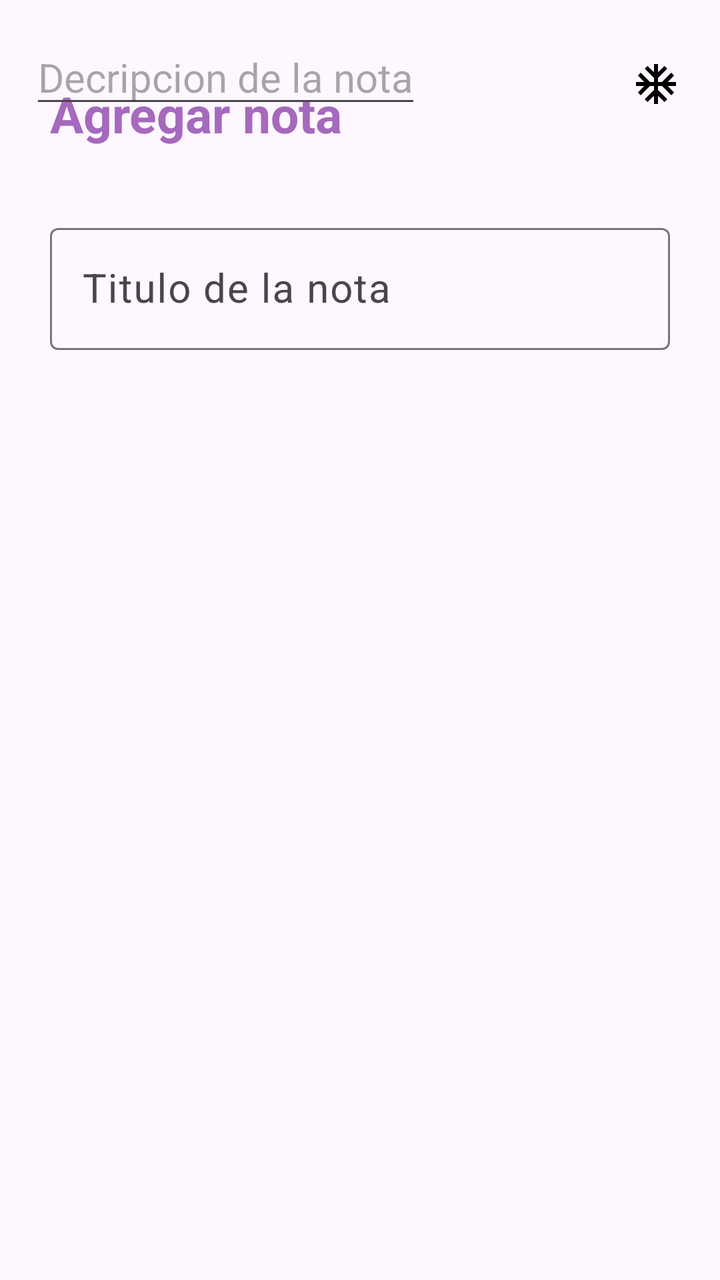
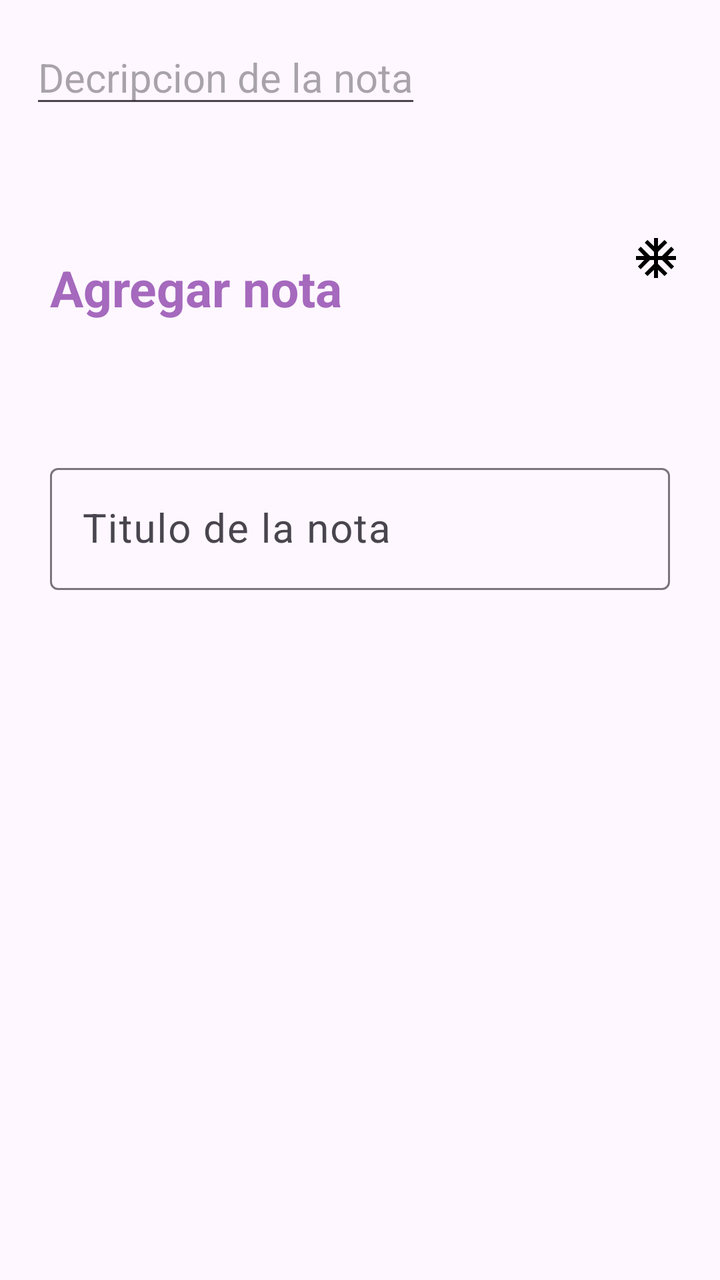

Compare the two renders of this Android layout. The source of the first and the diff that turns it into the second are given below.
<!-- AndroidManifest.xml: application theme Theme.NotasAppSQLite -->
<!-- res/layout/activity_agregar_nota2.xml -->
<?xml version="1.0" encoding="utf-8"?>
<RelativeLayout
    xmlns:android="http://schemas.android.com/apk/res/android"
    xmlns:app="http://schemas.android.com/apk/res-auto"
    xmlns:tools="http://schemas.android.com/tools"
    android:id="@+id/main"
    android:layout_width="match_parent"
    android:layout_height="match_parent"
    android:orientation="vertical"
    tools:context=".AgregarNotaActivity2"
    android:padding="15dp">
    <TextView
        android:id="@+id/txtAgregarNota"
        android:text="@string/txtAgregarNota"
        android:textStyle="bold"
        android:layout_width="wrap_content"
        android:layout_height="wrap_content"
        android:layout_alignParentTop="true"
        android:layout_marginTop="15dp"
        android:textColor="@color/morado"
        android:textSize="25sp"
        android:padding="10dp"/>

        

    
    <ImageView
        android:id="@+id/ivGuardarNota"
        android:src="@drawable/ic_check"
        android:layout_alignTop="@+id/txtAgregarNota"
        android:layout_alignParentEnd="true"
        android:layout_marginEnd="5dp"
        android:layout_width="wrap_content"
        android:layout_height="wrap_content"/>

    <com.google.android.material.textfield.TextInputLayout
        android:id="@+id/TILTitulo"
        android:layout_width="match_parent"
        android:layout_height="wrap_content"
        android:layout_below="@+id/txtAgregarNota"
        android:layout_marginTop="15dp"
        android:padding="10dp">
        
        <EditText
            android:id="@+id/etTitulo"
            android:hint="@string/etTitulo"
            android:maxLines="1"
            android:textSize="20dp"
            android:layout_width="match_parent"
            android:layout_height="wrap_content"/>






       </com.google.android.material.textfield.TextInputLayout>


    <com.google.android.material.textfield.TextInputLayout
        android:layout_width="match_parent"
        android:layout_height="wrap_content"
        android:layout_below="@+id/TILTitulo"
        android:layout_marginTop="10dp"
        android:padding="10dp"/>

    <EditText
        android:id="@+id/etDescripcion"
        android:hint="@string/etDescripcion"
        android:textSize="20sp"
        android:layout_width="wrap_content"
        android:layout_height="wrap_content"/>



</RelativeLayout>
<!-- resources referenced by this layout -->
<resources>
  <color name="morado">#A569BD</color>
  <!-- drawable ic_check (drawable) -->
  <vector xmlns:android="http://schemas.android.com/apk/res/android" android:height="24dp" android:tint="#000000" android:viewportHeight="960" android:viewportWidth="960" android:width="24dp">
        
      <path android:fillColor="@android:color/white" android:pathData="M440,880L440,714L310,842L254,786L440,600L440,520L360,520L174,706L118,650L246,520L80,520L80,440L246,440L118,310L174,254L360,440L440,440L440,360L254,174L310,118L440,246L440,80L520,80L520,246L650,118L706,174L520,360L520,440L600,440L786,254L842,310L714,440L880,440L880,520L714,520L842,650L786,706L600,520L520,520L520,600L706,786L650,842L520,714L520,880L440,880Z"/>
      
  </vector>
  <string name="etDescripcion">Decripcion de la nota</string>
  <string name="etTitulo">Titulo de la nota</string>
  <string name="txtAgregarNota">Agregar nota</string>
  <style name="Theme.NotasAppSQLite" parent="Base.Theme.NotasAppSQLite" />
  <style name="Base.Theme.NotasAppSQLite" parent="Theme.Material3.DayNight.NoActionBar">
          
          <item name="colorPrimary">@color/morado</item>
          <item name="colorPrimaryVariant">@color/morado</item>
          <item name="android:statusBarColor">@color/morado</item>
      </style>
</resources>

<!-- the commit's change to res/layout/activity_agregar_nota2.xml (unified diff, before → after) -->
@@ -9,21 +9,20 @@
     android:orientation="vertical"
     tools:context=".AgregarNotaActivity2"
     android:padding="15dp">
+
+
     <TextView
         android:id="@+id/txtAgregarNota"
-        android:text="@string/txtAgregarNota"
-        android:textStyle="bold"
         android:layout_width="wrap_content"
         android:layout_height="wrap_content"
         android:layout_alignParentTop="true"
-        android:layout_marginTop="15dp"
+        android:layout_marginTop="102dp"
+        android:padding="10dp"
+        android:text="@string/txtAgregarNota"
         android:textColor="@color/morado"
         android:textSize="25sp"
-        android:padding="10dp"/>
+        android:textStyle="bold" />
 
-        
-
-    
     <ImageView
         android:id="@+id/ivGuardarNota"
         android:src="@drawable/ic_check"
@@ -33,44 +32,39 @@
         android:layout_width="wrap_content"
         android:layout_height="wrap_content"/>
 
+
     <com.google.android.material.textfield.TextInputLayout
         android:id="@+id/TILTitulo"
         android:layout_width="match_parent"
         android:layout_height="wrap_content"
         android:layout_below="@+id/txtAgregarNota"
-        android:layout_marginTop="15dp"
+        android:layout_marginTop="48dp"
         android:padding="10dp">
-        
+
         <EditText
             android:id="@+id/etTitulo"
+            android:layout_width="match_parent"
+            android:layout_height="wrap_content"
             android:hint="@string/etTitulo"
             android:maxLines="1"
-            android:textSize="20dp"
-            android:layout_width="match_parent"
-            android:layout_height="wrap_content"/>
+            android:textSize="20dp" />
 
 
-
-
-
-
-       </com.google.android.material.textfield.TextInputLayout>
-
+    </com.google.android.material.textfield.TextInputLayout>
 
     <com.google.android.material.textfield.TextInputLayout
         android:layout_width="match_parent"
         android:layout_height="wrap_content"
         android:layout_below="@+id/TILTitulo"
-        android:layout_marginTop="10dp"
-        android:padding="10dp"/>
+        android:layout_marginTop="40dp"
+        android:padding="10dp" />
 
     <EditText
         android:id="@+id/etDescripcion"
+        android:layout_width="wrap_content"
+        android:layout_height="wrap_content"
         android:hint="@string/etDescripcion"
-        android:textSize="20sp"
-        android:layout_width="wrap_content"
-        android:layout_height="wrap_content"/>
-
+        android:textSize="20sp" />
 
 
 </RelativeLayout>
